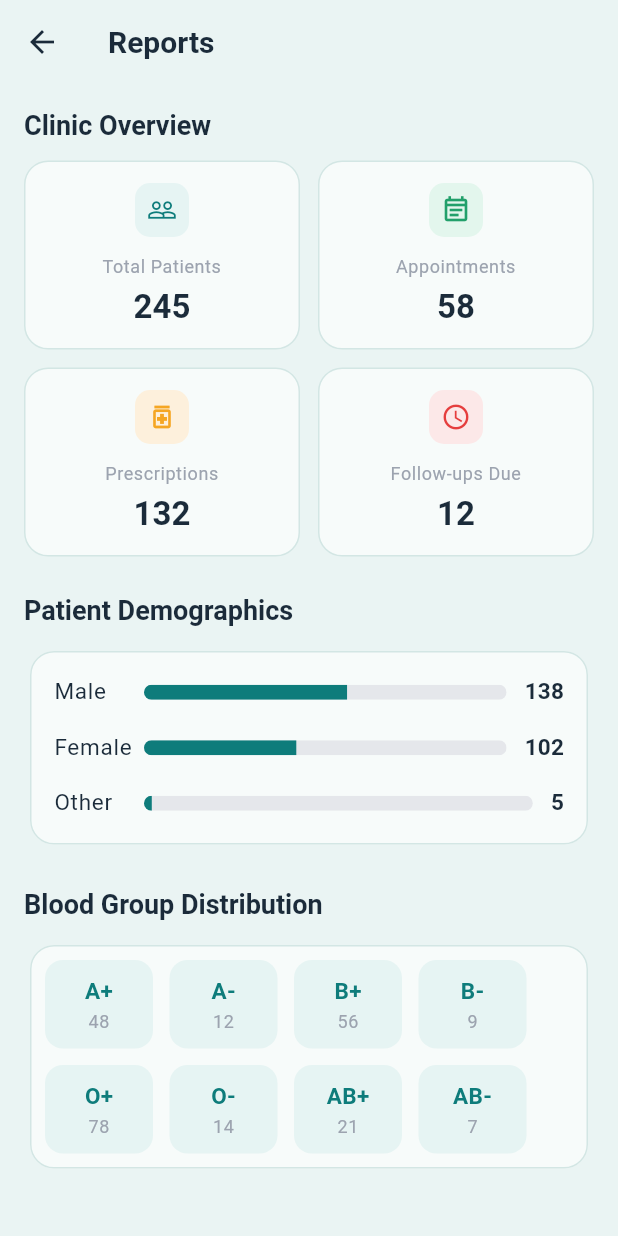
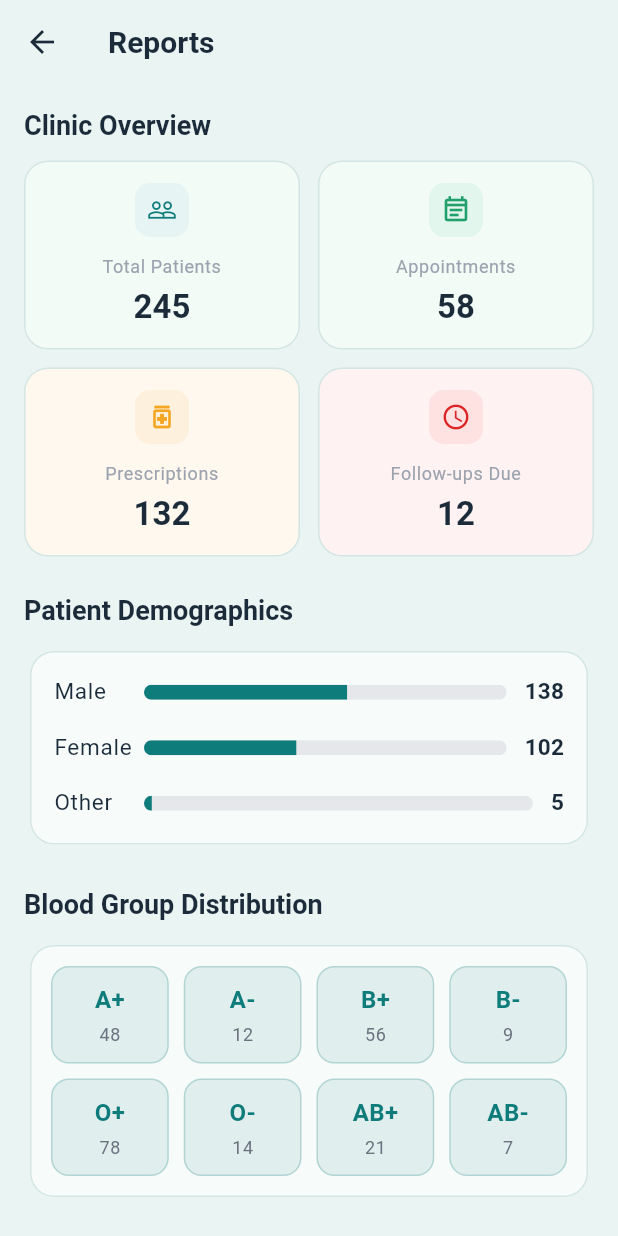
Before and after one commit to ishfak-akbar/clinitrack, a Flutter app: the ReportsScreen screen opened by its route, on a phone screen of 412 x 824 dp. Run offline on Flutter 3.47's test engine with Material 3 defaults, Android fonts, the phone set to English and light mode, and no system bars; our stand-ins replace glassmorphism, shared_preferences; accounts and stored records are empty.

Commit message:
refactor: theme-aware DashboardStatCard with dark-mode variants and dedicated follow-up alert color

```diff
--- a/lib/screens/dashboard_screen.dart
+++ b/lib/screens/dashboard_screen.dart
@@ -49,33 +49,33 @@ class DashboardScreen extends StatelessWidget {
               Expanded(
                 child: DashboardStatCard(
                   icon: Icons.calendar_today_outlined,
-                  label: "Today's Appointments",
+                  label: "Today's\nAppointments",
                   value: '8',
                   iconColor: Color(0xFF3B82F6),
-                  iconBackground: Color(0xFFE0EBFD),
-                  cardBackground: Color(0xFFF3F8FF),
+                  lightIconBackground: Color(0xFFE0EBFD),
+                  lightCardBackground: Color(0xFFF3F8FF),
                 ),
               ),
               SizedBox(width: 10),
               Expanded(
                 child: DashboardStatCard(
                   icon: Icons.people_outline,
-                  label: 'Total     Patients',
+                  label: 'Total\nPatients',
                   value: '245',
                   iconColor: AppColors.successGreen,
-                  iconBackground: Color(0xFFE3F6ED),
-                  cardBackground: Color(0xFFF2FBF6),
+                  lightIconBackground: Color(0xFFE3F6ED),
+                  lightCardBackground: Color(0xFFF2FBF6),
                 ),
               ),
               SizedBox(width: 10),
               Expanded(
                 child: DashboardStatCard(
                   icon: Icons.schedule_outlined,
-                  label: 'Follow-ups  Due',
+                  label: 'Follow-ups\nDue',
                   value: '12',
-                  iconColor: AppColors.errorRed,
-                  iconBackground: Color(0xFFFCE8E8),
-                  cardBackground: Color(0xFFFFF5F3),
+                  iconColor: AppColors.followUpOrange,
+                  lightIconBackground: AppColors.followUpOrangeLight,
+                  lightCardBackground: AppColors.followUpOrangeCard,
                 ),
               ),
             ],
--- a/lib/screens/reports_screen.dart
+++ b/lib/screens/reports_screen.dart
@@ -23,6 +23,9 @@ class ReportsScreen extends StatelessWidget {
                   icon: Icons.people_outline,
                   label: 'Total Patients',
                   value: '245',
+                  iconColor: AppColors.primaryTeal,
+                  lightIconBackground: AppColors.primaryTealLight,
+                  lightCardBackground: Color(0xFFF2FBF6),
                 ),
               ),
               SizedBox(width: 12),
@@ -32,7 +35,8 @@ class ReportsScreen extends StatelessWidget {
                   label: 'Appointments',
                   value: '58',
                   iconColor: AppColors.successGreen,
-                  iconBackground: Color(0xFFE3F6ED),
+                  lightIconBackground: Color(0xFFE3F6ED),
+                  lightCardBackground: Color(0xFFF2FBF6),
                 ),
               ),
             ],
@@ -46,7 +50,8 @@ class ReportsScreen extends StatelessWidget {
                   label: 'Prescriptions',
                   value: '132',
                   iconColor: AppColors.warningAmber,
-                  iconBackground: Color(0xFFFDF0DC),
+                  lightIconBackground: Color(0xFFFDF0DC),
+                  lightCardBackground: Color(0xFFFFF8EE),
                 ),
               ),
               SizedBox(width: 12),
@@ -55,8 +60,9 @@ class ReportsScreen extends StatelessWidget {
                   icon: Icons.schedule_outlined,
                   label: 'Follow-ups Due',
                   value: '12',
-                  iconColor: AppColors.errorRed,
-                  iconBackground: Color(0xFFFCE8E8),
+                  iconColor: AppColors.followUpOrange,
+                  lightIconBackground: AppColors.followUpOrangeLight,
+                  lightCardBackground: AppColors.followUpOrangeCard,
                 ),
               ),
             ],
@@ -85,19 +91,32 @@ class ReportsScreen extends StatelessWidget {
           const SizedBox(height: 12),
           Card(
             child: Padding(
-              padding: const EdgeInsets.all(10),
-              child: Wrap(
-                spacing: 11,
-                runSpacing: 11,
-                children: const [
-                  _BloodGroupChip(label: 'A+', count: '48'),
-                  _BloodGroupChip(label: 'A-', count: '12'),
-                  _BloodGroupChip(label: 'B+', count: '56'),
-                  _BloodGroupChip(label: 'B-', count: '9'),
-                  _BloodGroupChip(label: 'O+', count: '78'),
-                  _BloodGroupChip(label: 'O-', count: '14'),
-                  _BloodGroupChip(label: 'AB+', count: '21'),
-                  _BloodGroupChip(label: 'AB-', count: '7'),
+              padding: const EdgeInsets.all(14),
+              child: Column(
+                children: [
+                  Row(
+                    children: const [
+                      Expanded(child: _BloodGroupChip(label: 'A+', count: '48')),
+                      SizedBox(width: 10),
+                      Expanded(child: _BloodGroupChip(label: 'A-', count: '12')),
+                      SizedBox(width: 10),
+                      Expanded(child: _BloodGroupChip(label: 'B+', count: '56')),
+                      SizedBox(width: 10),
+                      Expanded(child: _BloodGroupChip(label: 'B-', count: '9')),
+                    ],
+                  ),
+                  const SizedBox(height: 10),
+                  Row(
+                    children: const [
+                      Expanded(child: _BloodGroupChip(label: 'O+', count: '78')),
+                      SizedBox(width: 10),
+                      Expanded(child: _BloodGroupChip(label: 'O-', count: '14')),
+                      SizedBox(width: 10),
+                      Expanded(child: _BloodGroupChip(label: 'AB+', count: '21')),
+                      SizedBox(width: 10),
+                      Expanded(child: _BloodGroupChip(label: 'AB-', count: '7')),
+                    ],
+                  ),
                 ],
               ),
             ),
@@ -141,18 +160,36 @@ class _BloodGroupChip extends StatelessWidget {
 
   @override
   Widget build(BuildContext context) {
+    final isDark = Theme.of(context).brightness == Brightness.dark;
+    final accent = isDark ? AppColors.primaryTealAccent : AppColors.primaryTeal;
+
     return Container(
-      width: 72,
       padding: const EdgeInsets.symmetric(vertical: 10),
       decoration: BoxDecoration(
-        color: AppColors.primaryTealLight,
+        color: accent.withValues(alpha: isDark ? 0.15 : 0.10),
         borderRadius: BorderRadius.circular(12),
+        border: Border.all(
+          color: accent.withValues(alpha: isDark ? 0.35 : 0.22),
+        ),
       ),
       child: Column(
+        mainAxisAlignment: MainAxisAlignment.center,
         children: [
-          Text(label, style: const TextStyle(color: AppColors.primaryTeal, fontWeight: FontWeight.w700, fontSize: 15)),
-          const SizedBox(height: 2),
-          Text(count, style: Theme.of(context).textTheme.bodySmall),
+          Text(
+            label,
+            style: TextStyle(
+              color: accent,
+              fontWeight: FontWeight.w700,
+              fontSize: 16,
+            ),
+          ),
+          const SizedBox(height: 4),
+          Text(
+            count,
+            style: Theme.of(context).textTheme.bodySmall?.copyWith(
+              color: isDark ? AppColors.darkTextSecondary : AppColors.textGray,
+            ),
+          ),
         ],
       ),
     );
--- a/lib/utils/app_colors.dart
+++ b/lib/utils/app_colors.dart
@@ -33,4 +33,9 @@ class AppColors {
   static const Color darkTextPrimary = Color(0xFFE6F4F3);
   static const Color darkTextSecondary = Color(0xFF9FC7C4);
   static const Color primaryTealAccent = Color(0xFF2FBDB0);
+
+  // Follow-ups / Alert accent
+  static const Color followUpOrange = Color(0xFFDC2626);
+  static const Color followUpOrangeLight = Color(0xFFFEE2E2);
+  static const Color followUpOrangeCard = Color(0xFFFEF2F2);
 }
--- a/lib/widgets/dashboard_stat_card.dart
+++ b/lib/widgets/dashboard_stat_card.dart
@@ -6,27 +6,34 @@ class DashboardStatCard extends StatelessWidget {
   final String label;
   final String value;
   final Color iconColor;
-  final Color iconBackground;
-  final Color cardBackground;
+  final Color lightIconBackground;
+  final Color lightCardBackground;
 
   const DashboardStatCard({
     super.key,
     required this.icon,
     required this.label,
     required this.value,
-    this.iconColor = AppColors.primaryTeal,
-    this.iconBackground = AppColors.primaryTealLight,
-    this.cardBackground = AppColors.cardTintedWhite,
+    required this.iconColor,
+    required this.lightIconBackground,
+    required this.lightCardBackground,
   });
 
   @override
   Widget build(BuildContext context) {
+    final isDark = Theme.of(context).brightness == Brightness.dark;
+
+    final cardBg = isDark ? iconColor.withValues(alpha: 0.12) : lightCardBackground;
+    final iconBg = isDark ? iconColor.withValues(alpha: 0.22) : lightIconBackground;
+    final borderColor = isDark ? iconColor.withValues(alpha: 0.30) : AppColors.cardBorderTeal;
+    final valueColor = isDark ? AppColors.darkTextPrimary : AppColors.textDark;
+
     return Container(
       padding: const EdgeInsets.all(14),
       decoration: BoxDecoration(
-        color: cardBackground,
+        color: cardBg,
         borderRadius: BorderRadius.circular(16),
-        border: Border.all(color: AppColors.cardBorderTeal),
+        border: Border.all(color: borderColor),
       ),
       child: Column(
         mainAxisAlignment: MainAxisAlignment.center,
@@ -34,7 +41,10 @@ class DashboardStatCard extends StatelessWidget {
         children: [
           Container(
             padding: const EdgeInsets.all(8),
-            decoration: BoxDecoration(color: iconBackground, borderRadius: BorderRadius.circular(10)),
+            decoration: BoxDecoration(
+              color: iconBg,
+              borderRadius: BorderRadius.circular(10),
+            ),
             child: Icon(icon, color: iconColor, size: 20),
           ),
           const SizedBox(height: 12),
@@ -50,7 +60,7 @@ class DashboardStatCard extends StatelessWidget {
             textAlign: TextAlign.center,
             style: Theme.of(context).textTheme.headlineMedium?.copyWith(
               fontSize: 22,
-              color: AppColors.textDark,
+              color: valueColor,
             ),
           ),
         ],
```
